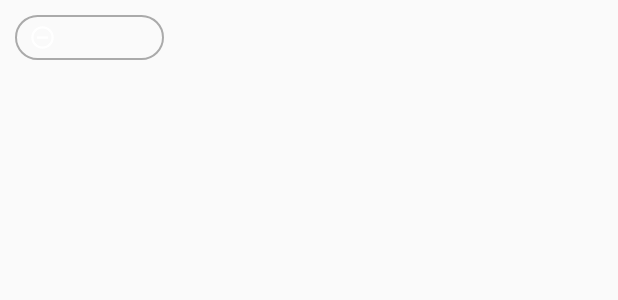
After one commit to Laurent-goncalves/Alitic, an Android app: the layout food_selected_layout.xml on its own in the app's theme, with its tools: preview values and no code run, on a phone screen of 412 x 824 dp. The commit adds this screen. Shown: the top 300 px of the screen. Run offline under Robolectric (Android 15) with nearby library versions, the phone set to English and light mode, and no system bars.

Commit message:
Implementation of meal panel movement

```diff
--- /dev/null
+++ b/app/src/main/res/drawable/background_food_select.xml
@@ -0,0 +1,22 @@
+<?xml version="1.0" encoding="utf-8"?>
+<shape
+        xmlns:android="http://schemas.android.com/apk/res/android"
+        android:shape="rectangle" >
+
+    <!-- View background color -->
+    <solid
+            android:color="@android:color/transparent" >
+    </solid>
+
+    <!-- View border color and width -->
+    <stroke
+            android:width="1dp"
+            android:color="@android:color/darker_gray" >
+    </stroke>
+
+    <!-- The radius makes the corners rounded -->
+    <corners
+            android:radius="20dp"   >
+    </corners>
+
+</shape>
--- a/app/src/main/res/layout/activity_main.xml
+++ b/app/src/main/res/layout/activity_main.xml
@@ -55,8 +55,8 @@
     <include
             android:id="@+id/layout_meal"
             layout="@layout/pick_meal_layout"
-            android:layout_width="match_parent"
-            android:layout_height="match_parent"
+            android:layout_width="wrap_content"
+            android:layout_height="wrap_content"
             android:visibility="gone"/>
 
     <include
--- /dev/null
+++ b/app/src/main/res/layout/food_selected_layout.xml
@@ -0,0 +1,31 @@
+<?xml version="1.0" encoding="utf-8"?>
+<LinearLayout
+        xmlns:android="http://schemas.android.com/apk/res/android"
+        android:layout_width="wrap_content"
+        android:layout_height="30dp"
+        android:orientation="horizontal"
+        android:layout_margin="10dp"
+        android:background="@drawable/background_food_select">
+
+    <ImageView
+            android:id="@+id/button_delete"
+            android:layout_width="25dp"
+            android:layout_height="25dp"
+            android:scaleType="centerInside"
+            android:layout_gravity="center_vertical"
+            android:layout_marginStart="5dp"
+            android:src="@drawable/baseline_remove_circle_outline_white_18"/>
+
+    <TextView
+            android:id="@+id/food_name"
+            android:layout_width="wrap_content"
+            android:layout_height="30dp"
+            android:gravity="center_vertical"
+            android:layout_gravity="center_vertical"
+            android:textColor="@android:color/transparent"
+            android:text="Salade"
+            android:textSize="16sp"
+            android:layout_marginStart="10dp"
+            android:layout_marginEnd="10dp"/>
+
+</LinearLayout>
--- a/app/src/main/res/layout/pick_meal_layout.xml
+++ b/app/src/main/res/layout/pick_meal_layout.xml
@@ -43,11 +43,11 @@
         android:background="@drawable/gradient"/>
 
     <!-- PANEL WITH THE MEAL -->
-    <View
-        android:id="@+id/panel_meal"
+    <include
+        android:id="@+id/panel"
         android:layout_width="200dp"
         android:layout_height="200dp"
-        android:background="@drawable/panel_meal"
+        layout="@layout/panel_meal"
         android:layout_gravity="end|top"/>
 
     <!-- BUTTONS -->
--- a/app/src/main/res/values/strings.xml
+++ b/app/src/main/res/values/strings.xml
@@ -15,7 +15,8 @@
 
     <string name="save_abort_message_dialog">Renseignez une date et une heure svp.</string>
 
-
+    <string name="panel_title">Mon repas</string>
+    <string name="message_no_food">aucun aliment sélectionné</string>
     <string name="date">Date</string>
     <string name="time">Time</string>
 
```
Also changed, not shown: app/src/main/java/com/g/laurent/alitic/Controllers/Activities/MainActivity.kt (+87 -18 lines), app/src/main/java/com/g/laurent/alitic/Controllers/Activities/MainActivityExtension.kt (+109 -1 lines), app/src/main/res/layout/panel_meal.xml (added, +38 -0 lines), app/src/main/res/drawable-hdpi/baseline_remove_circle_outline_white_18.png (added), app/src/main/res/drawable-mdpi/baseline_remove_circle_outline_white_18.png (added), app/src/main/res/drawable-xhdpi/baseline_remove_circle_outline_white_18.png (added), app/src/main/res/drawable-xxhdpi/baseline_remove_circle_outline_white_18.png (added), app/src/main/res/drawable-xxxhdpi/baseline_remove_circle_outline_white_18.png (added).
